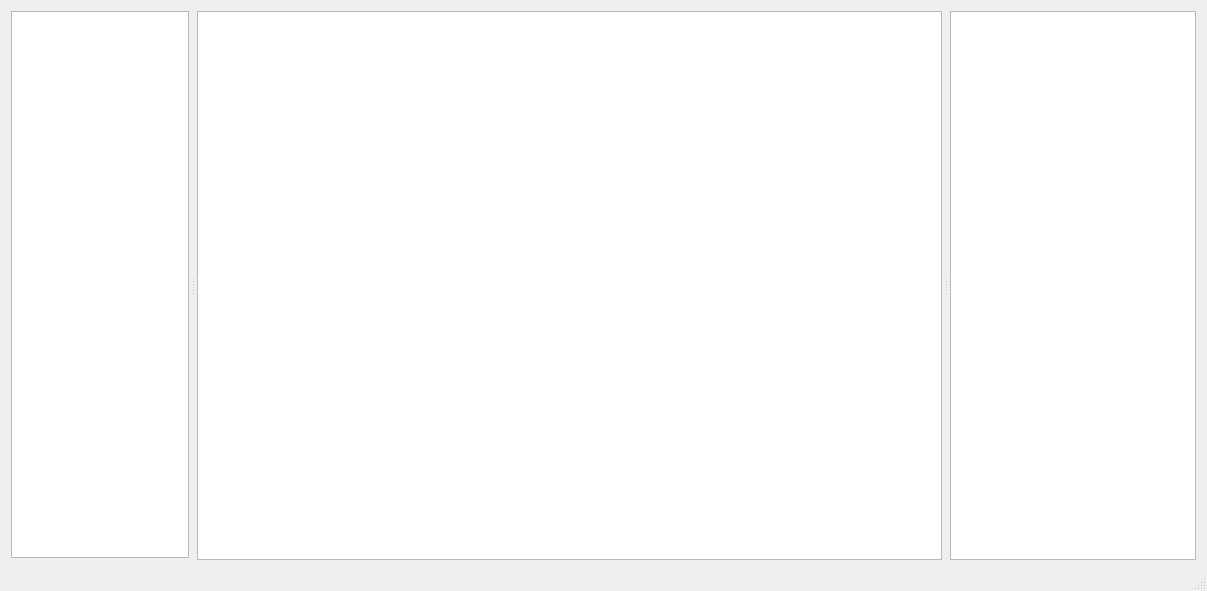
First picture: the form in templates/flowprocess.ui, repository pat13310/ProcessFlow, before the edit.
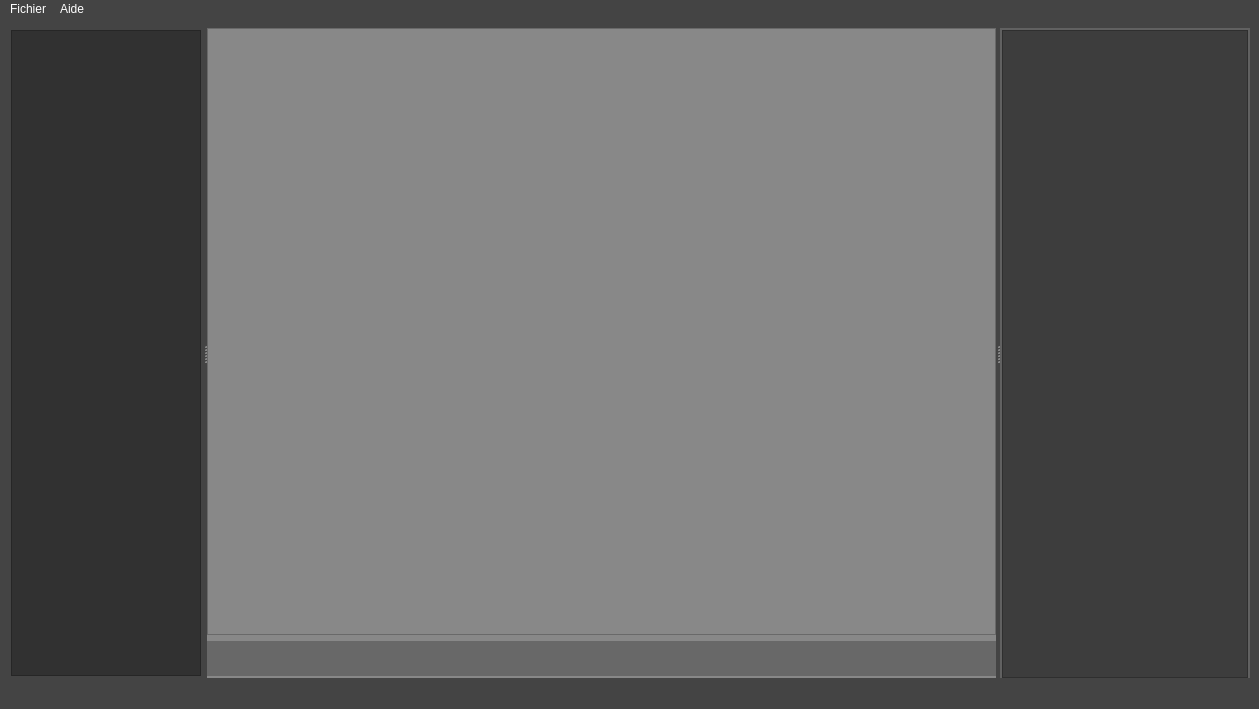
Second picture: the form after the edit. Icons and pictures are not drawn.

```diff
--- a/templates/flowprocess.ui
+++ b/templates/flowprocess.ui
@@ -6,13 +6,17 @@
    <rect>
     <x>0</x>
     <y>0</y>
-    <width>1207</width>
-    <height>591</height>
+    <width>1259</width>
+    <height>709</height>
    </rect>
   </property>
   <property name="windowTitle">
    <string>MainWindow</string>
   </property>
+  <property name="styleSheet">
+   <string notr="true">color:white;
+background-color: #444444;</string>
+  </property>
   <widget class="QWidget" name="centralwidget">
    <layout class="QVBoxLayout" name="verticalLayout">
     <item>
@@ -44,7 +48,11 @@
          <number>2</number>
         </property>
         <item>
-         <widget class="QListView" name="listView"/>
+         <widget class="QListView" name="listView">
+          <property name="styleSheet">
+           <string notr="true">background-color: #313131;</string>
+          </property>
+         </widget>
         </item>
        </layout>
       </widget>
@@ -55,14 +63,11 @@
          <verstretch>0</verstretch>
         </sizepolicy>
        </property>
+       <property name="styleSheet">
+        <string notr="true">background-color: #888;</string>
+       </property>
        <layout class="QVBoxLayout" name="verticalLayout_4">
-        <property name="leftMargin">
-         <number>2</number>
-        </property>
-        <property name="topMargin">
-         <number>2</number>
-        </property>
-        <property name="rightMargin">
+        <property name="bottomMargin">
          <number>2</number>
         </property>
         <item>
@@ -73,6 +78,119 @@
             <height>0</height>
            </size>
           </property>
+          <property name="styleSheet">
+           <string notr="true"/>
+          </property>
+         </widget>
+        </item>
+        <item>
+         <widget class="QWidget" name="widget_4" native="true">
+          <property name="minimumSize">
+           <size>
+            <width>0</width>
+            <height>35</height>
+           </size>
+          </property>
+          <property name="maximumSize">
+           <size>
+            <width>16777215</width>
+            <height>35</height>
+           </size>
+          </property>
+          <property name="styleSheet">
+           <string notr="true">background-color: #686868;</string>
+          </property>
+          <layout class="QHBoxLayout" name="horizontalLayout">
+           <property name="spacing">
+            <number>8</number>
+           </property>
+           <property name="leftMargin">
+            <number>0</number>
+           </property>
+           <property name="topMargin">
+            <number>0</number>
+           </property>
+           <property name="rightMargin">
+            <number>0</number>
+           </property>
+           <property name="bottomMargin">
+            <number>0</number>
+           </property>
+           <item>
+            <widget class="QPushButton" name="btn_play">
+             <property name="styleSheet">
+              <string notr="true">QPushButton{
+	color:white;
+}
+QPushButton:hover{
+
+background-color: #999;
+}
+</string>
+             </property>
+             <property name="text">
+              <string/>
+             </property>
+             <property name="icon">
+              <iconset theme="media-playback-start"/>
+             </property>
+             <property name="flat">
+              <bool>true</bool>
+             </property>
+            </widget>
+           </item>
+           <item>
+            <widget class="QPushButton" name="btn_pause">
+             <property name="styleSheet">
+              <string notr="true">QPushButton::hover{
+	color: rgb(0, 255, 127);
+	background-color: #00ff7f;
+}</string>
+             </property>
+             <property name="text">
+              <string/>
+             </property>
+             <property name="icon">
+              <iconset theme="media-playback-pause"/>
+             </property>
+             <property name="flat">
+              <bool>true</bool>
+             </property>
+            </widget>
+           </item>
+           <item>
+            <widget class="QPushButton" name="btn_stop">
+             <property name="styleSheet">
+              <string notr="true">QPushButton::hover{
+	color: rgb(0, 255, 127);
+	background-color: #00ff7f;
+}</string>
+             </property>
+             <property name="text">
+              <string/>
+             </property>
+             <property name="icon">
+              <iconset theme="media-playback-stop"/>
+             </property>
+             <property name="flat">
+              <bool>true</bool>
+             </property>
+            </widget>
+           </item>
+           <item>
+            <spacer name="horizontalSpacer">
+             <property name="orientation">
+              <enum>Qt::Orientation::Horizontal</enum>
+             </property>
+             <property name="sizeHint" stdset="0">
+              <size>
+               <width>40</width>
+               <height>20</height>
+              </size>
+             </property>
+            </spacer>
+           </item>
+          </layout>
          </widget>
         </item>
        </layout>
@@ -90,6 +208,9 @@
          <height>0</height>
         </size>
        </property>
+       <property name="styleSheet">
+        <string notr="true">background-color: #616161;</string>
+       </property>
        <layout class="QVBoxLayout" name="verticalLayout_2">
         <property name="leftMargin">
          <number>2</number>
@@ -108,6 +229,10 @@
             <verstretch>0</verstretch>
            </sizepolicy>
           </property>
+          <property name="styleSheet">
+           <string notr="true">background-color: rgb(61, 61, 61);
+color:white;</string>
+          </property>
           <attribute name="verticalHeaderVisible">
            <bool>false</bool>
           </attribute>
@@ -124,10 +249,30 @@
     <rect>
      <x>0</x>
      <y>0</y>
-     <width>1207</width>
+     <width>1259</width>
      <height>33</height>
     </rect>
    </property>
+   <widget class="QMenu" name="menuFichier">
+    <property name="title">
+     <string>Fichier</string>
+    </property>
+    <addaction name="actionNouveau"/>
+    <addaction name="separator"/>
+    <addaction name="actionSAuver"/>
+    <addaction name="actionSauver_sous"/>
+    <addaction name="actionExporter"/>
+    <addaction name="separator"/>
+    <addaction name="actionQuitter"/>
+   </widget>
+   <widget class="QMenu" name="menuAide">
+    <property name="title">
+     <string>Aide</string>
+    </property>
+    <addaction name="actionA_propos_de"/>
+   </widget>
+   <addaction name="menuFichier"/>
+   <addaction name="menuAide"/>
   </widget>
   <widget class="QStatusBar" name="statusbar"/>
  </widget>
```
Left out of the diff: 32 changed lines with no effect on the pictures.
